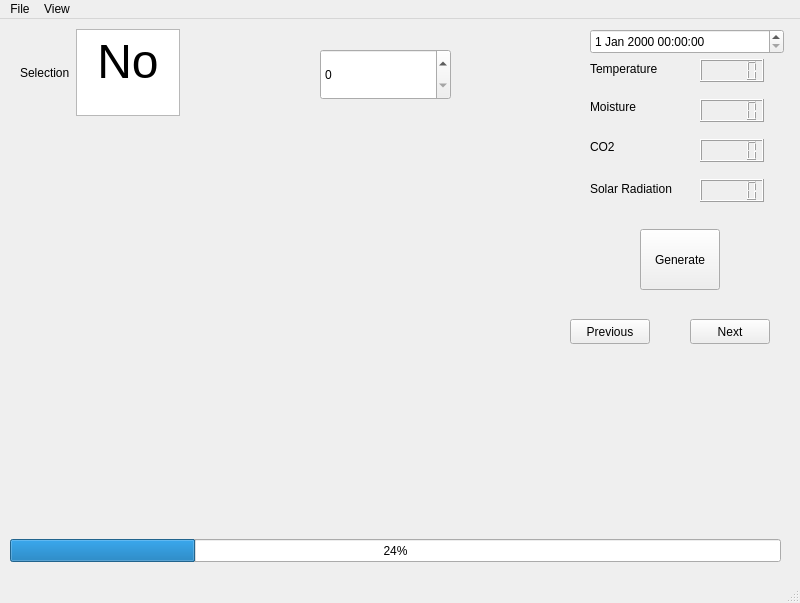
Qt form Visualization/Qt_monitor_beta1.0/firstInterface/mainwindowswenyi.ui (luckyLuWen/envStageOpenSource) before a commit.
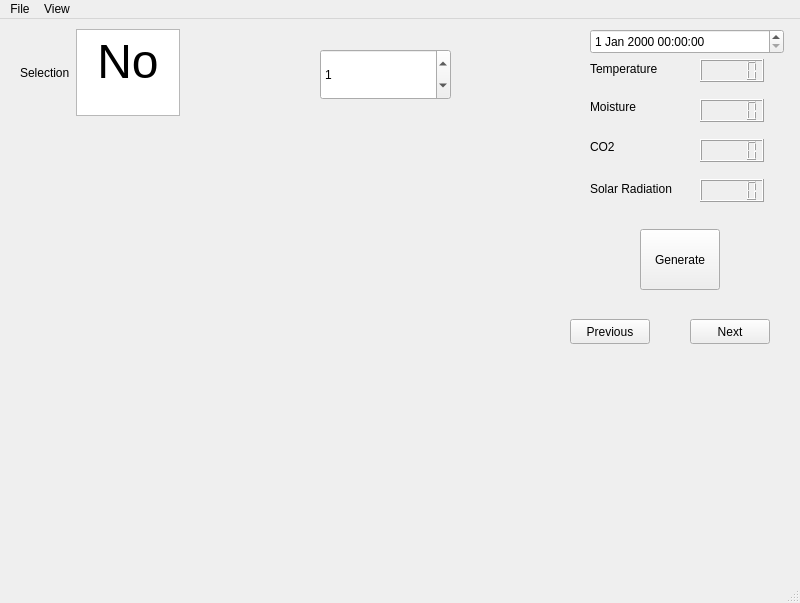
The same form after that commit. Custom widgets are drawn as their Qt base class.

Patch:
```diff
--- a/Visualization/Qt_monitor_beta1.0/firstInterface/mainwindowswenyi.ui
+++ b/Visualization/Qt_monitor_beta1.0/firstInterface/mainwindowswenyi.ui
@@ -116,22 +116,6 @@
      </rect>
     </property>
    </widget>
-   <widget class="QProgressBar" name="progressBar">
-    <property name="geometry">
-     <rect>
-      <x>10</x>
-      <y>520</y>
-      <width>771</width>
-      <height>23</height>
-     </rect>
-    </property>
-    <property name="tabletTracking">
-     <bool>false</bool>
-    </property>
-    <property name="value">
-     <number>24</number>
-    </property>
-   </widget>
    <widget class="QPushButton" name="pushButton">
     <property name="geometry">
      <rect>
@@ -180,6 +164,15 @@
       <height>51</height>
      </rect>
     </property>
+    <property name="minimum">
+     <number>-1</number>
+    </property>
+    <property name="maximum">
+     <number>4</number>
+    </property>
+    <property name="value">
+     <number>1</number>
+    </property>
    </widget>
    <widget class="QWidget" name="horizontalLayoutWidget">
     <property name="geometry">
```
Left out of the diff: 6 changed lines with no effect on the pictures.
